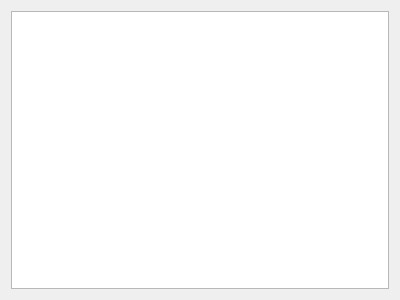
Qt form asec_magn/asec_magn.ui (lierdakil/masec) before a commit.
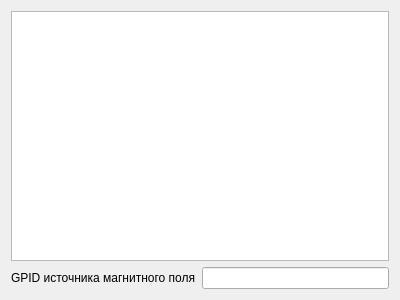
The same form after that commit.

Commit message: Superconducting Magnet power Supply module prototype v4 Added gpib initialization and edit. should be minimal working version

```diff
--- a/asec_magn/asec_magn.ui
+++ b/asec_magn/asec_magn.ui
@@ -16,6 +16,20 @@
    <item>
     <widget class="QGraphicsView" name="gvField" />
    </item>
+   <item>
+    <layout class="QHBoxLayout" name="horizontalLayout" >
+     <item>
+      <widget class="QLabel" name="lbGPID" >
+       <property name="text" >
+        <string>GPID источника магнитного поля</string>
+       </property>
+      </widget>
+     </item>
+     <item>
+      <widget class="QLineEdit" name="edGPID" />
+     </item>
+    </layout>
+   </item>
   </layout>
  </widget>
  <layoutdefault spacing="6" margin="11" />
```
The commit also changes 3 other files.
